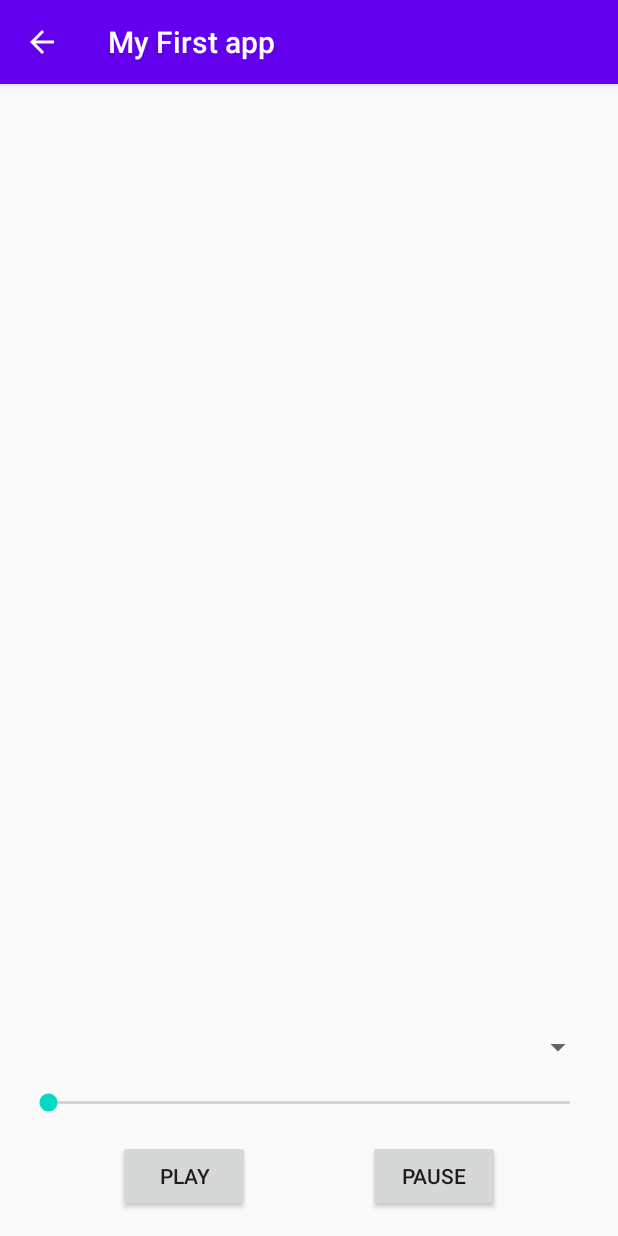
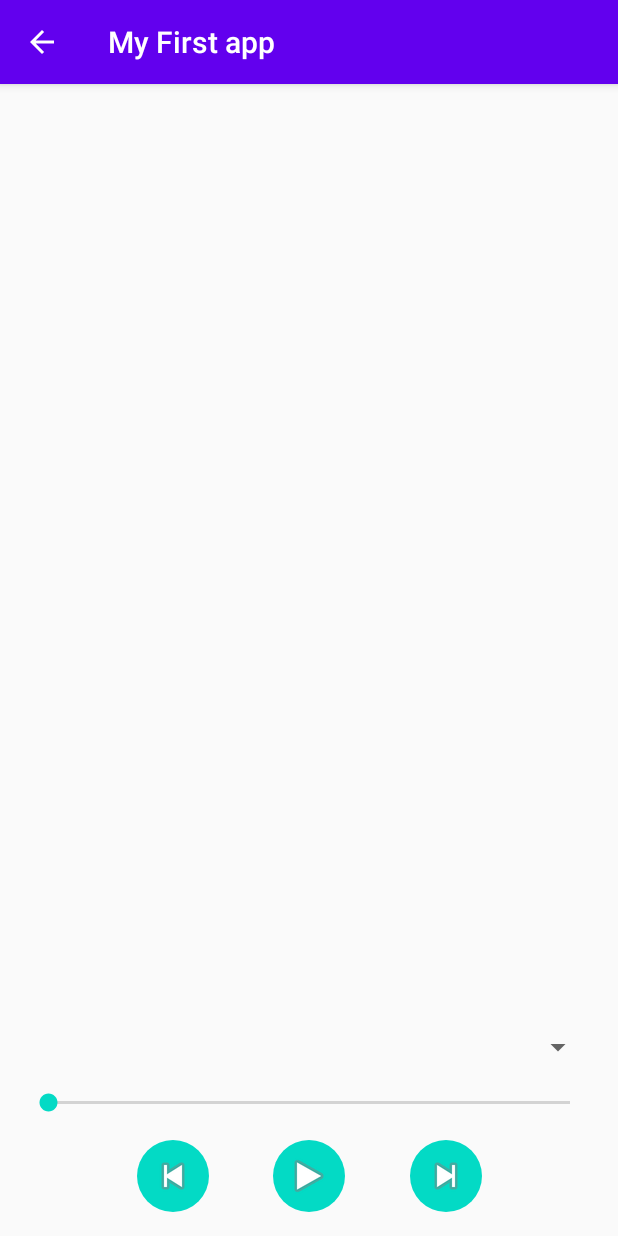
Before and after one commit to kjjejones42/AudiobookPlayer, an Android app: the PlayActivity screen opened directly, with no data from a screen before it, on a phone screen of 412 x 824 dp. Run offline under Robolectric (Android 15) with nearby library versions, the phone set to English and light mode, and no system bars; 3 statements that could not run were skipped.

Commit message:
implemented next + prev buttons

```diff
--- /dev/null
+++ b/app/src/main/res/drawable/round_button.xml
@@ -0,0 +1,6 @@
+<?xml version="1.0" encoding="utf-8"?>
+<shape android:shape="oval"
+    xmlns:android="http://schemas.android.com/apk/res/android">
+    <solid android:color="@color/colorAccent" />
+    <size android:width="@android:dimen/app_icon_size" android:height="@android:dimen/app_icon_size"/>
+</shape>
--- a/app/src/main/res/layout/activity_play.xml
+++ b/app/src/main/res/layout/activity_play.xml
@@ -6,31 +6,76 @@
     android:layout_height="match_parent"
     tools:context=".PlayActivity">
 
-    <Button
-        android:id="@+id/playButton"
+    <FrameLayout
+        android:id="@+id/prevButtonContainer"
         android:layout_width="wrap_content"
         android:layout_height="wrap_content"
         android:layout_marginTop="16dp"
         android:layout_marginBottom="16dp"
-        android:onClick="play"
-        android:text="@string/play"
+        android:background="@drawable/round_button"
         app:layout_constraintBottom_toBottomOf="parent"
-        app:layout_constraintEnd_toStartOf="@+id/pauseButton"
+        app:layout_constraintEnd_toEndOf="@id/toggleButtonContainer"
         app:layout_constraintStart_toStartOf="parent"
-        app:layout_constraintTop_toBottomOf="@+id/seekBar" />
+        app:layout_constraintTop_toBottomOf="@+id/seekBar" >
 
-    <Button
-        android:id="@+id/pauseButton"
+        <ImageButton
+            android:id="@+id/prevButton"
+            style="@style/Widget.AppCompat.ImageButton"
+            android:layout_width="wrap_content"
+            android:layout_height="wrap_content"
+            android:layout_gravity="center"
+            android:background="?attr/selectableItemBackgroundBorderless"
+            android:onClick="prev"
+            android:src="@android:drawable/ic_media_previous"
+            android:text="@string/play" />
+    </FrameLayout>
+
+    <FrameLayout
+        android:id="@+id/toggleButtonContainer"
         android:layout_width="wrap_content"
         android:layout_height="wrap_content"
         android:layout_marginTop="16dp"
         android:layout_marginBottom="16dp"
-        android:onClick="pause"
-        android:text="@string/pause"
+        android:background="@drawable/round_button"
+        app:layout_constraintBottom_toBottomOf="parent"
+        app:layout_constraintEnd_toEndOf="@id/nextButtonContainer"
+        app:layout_constraintStart_toStartOf="@id/prevButtonContainer"
+        app:layout_constraintTop_toBottomOf="@+id/seekBar" >
+        <ImageButton
+            android:id="@+id/toggleButton"
+            style="@style/Widget.AppCompat.ImageButton"
+            android:layout_width="wrap_content"
+            android:layout_height="wrap_content"
+            android:layout_gravity="center"
+            android:background="?attr/selectableItemBackgroundBorderless"
+            android:onClick="toggle"
+            android:src="@android:drawable/ic_media_play"
+            android:text="@string/play" />
+    </FrameLayout>
+
+    <FrameLayout
+        android:id="@+id/nextButtonContainer"
+        android:layout_width="wrap_content"
+        android:layout_height="wrap_content"
+        android:layout_marginTop="16dp"
+        android:layout_marginBottom="16dp"
+        android:background="@drawable/round_button"
         app:layout_constraintBottom_toBottomOf="parent"
         app:layout_constraintEnd_toEndOf="parent"
-        app:layout_constraintStart_toEndOf="@+id/playButton"
-        app:layout_constraintTop_toBottomOf="@+id/seekBar" />
+        app:layout_constraintStart_toStartOf="@id/toggleButtonContainer"
+        app:layout_constraintTop_toBottomOf="@+id/seekBar" >
+
+        <ImageButton
+            android:id="@+id/nextButton"
+            style="@style/Widget.AppCompat.ImageButton"
+            android:layout_width="wrap_content"
+            android:layout_height="wrap_content"
+            android:layout_gravity="center"
+            android:background="?attr/selectableItemBackgroundBorderless"
+            android:onClick="next"
+            android:src="@android:drawable/ic_media_next"
+            android:text="@string/play" />
+    </FrameLayout>
 
     <SeekBar
         android:id="@+id/seekBar"
@@ -39,7 +84,7 @@
         android:layout_marginStart="16dp"
         android:layout_marginTop="16dp"
         android:layout_marginEnd="16dp"
-        app:layout_constraintBottom_toTopOf="@+id/playButton"
+        app:layout_constraintBottom_toTopOf="@+id/nextButtonContainer"
         app:layout_constraintEnd_toEndOf="parent"
         app:layout_constraintHorizontal_bias="0.0"
         app:layout_constraintStart_toStartOf="parent"
```
Also changed, not shown: app/src/main/java/com/example/myfirstapp/PlayActivity.java (+47 -13 lines).
